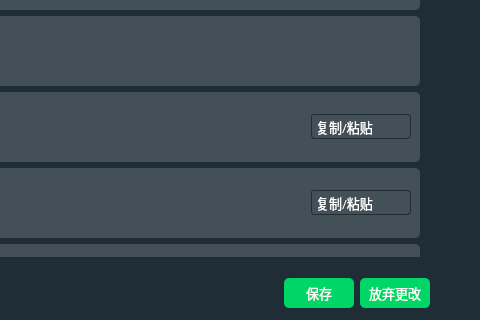
This is settingwidget.ui in HuaGouFdog/Fdog-Kit as Qt 5 draws it before an edit; both pictures show x 612 to 1092 and y 348 to 668 of the 1092 by 668 pixel window. The edited form follows.
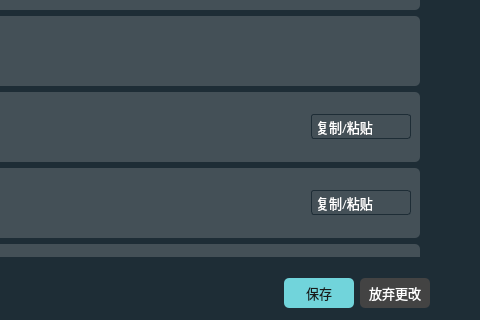
This is the edited form. The open tabs and pages were chosen to show the change. Icons and pictures are not drawn.

The edit to the form file:
```diff
--- a/settingwidget.ui
+++ b/settingwidget.ui
@@ -9096,8 +9096,8 @@
         </property>
         <property name="styleSheet">
          <string notr="true">QToolButton {
-	color: rgb(255, 255, 255);
-	background-color: rgb(0, 214, 103);
+	color: rgb(26, 26, 26);
+	background-color: rgb(113, 212, 219);
 	border-radius: 5px;
 }
 
@@ -9134,7 +9134,8 @@
         <property name="styleSheet">
          <string notr="true">QToolButton {
 	color: rgb(255, 255, 255);
-	background-color: rgb(0, 214, 103);
+	
+	background-color: rgb(67, 67, 67);
 	border-radius: 5px;
 }
 
```
Left out of the diff: 18 changed lines with no effect on the pictures.
